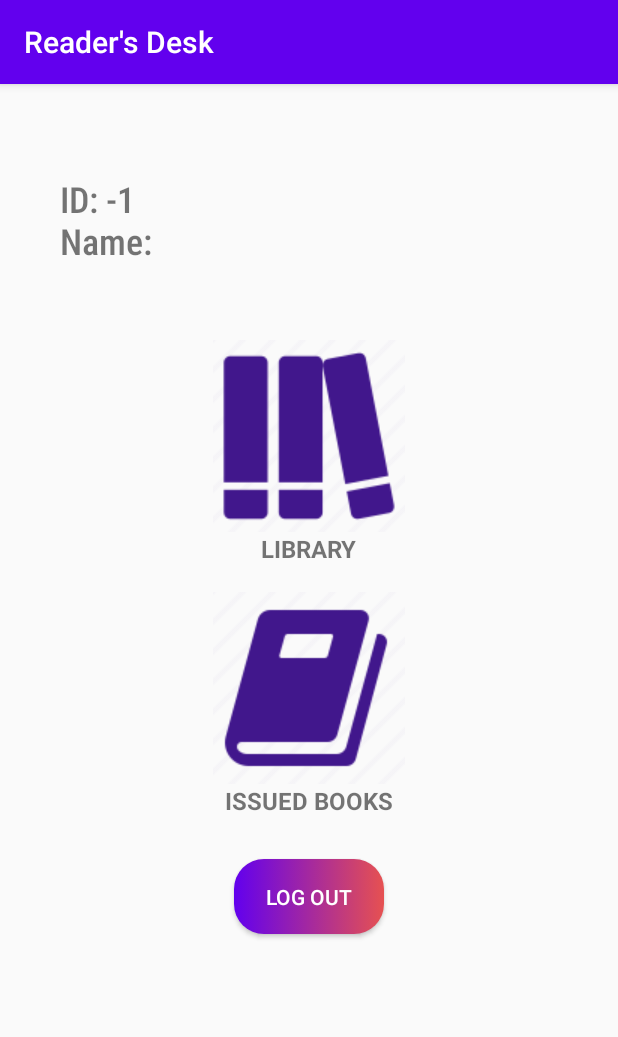
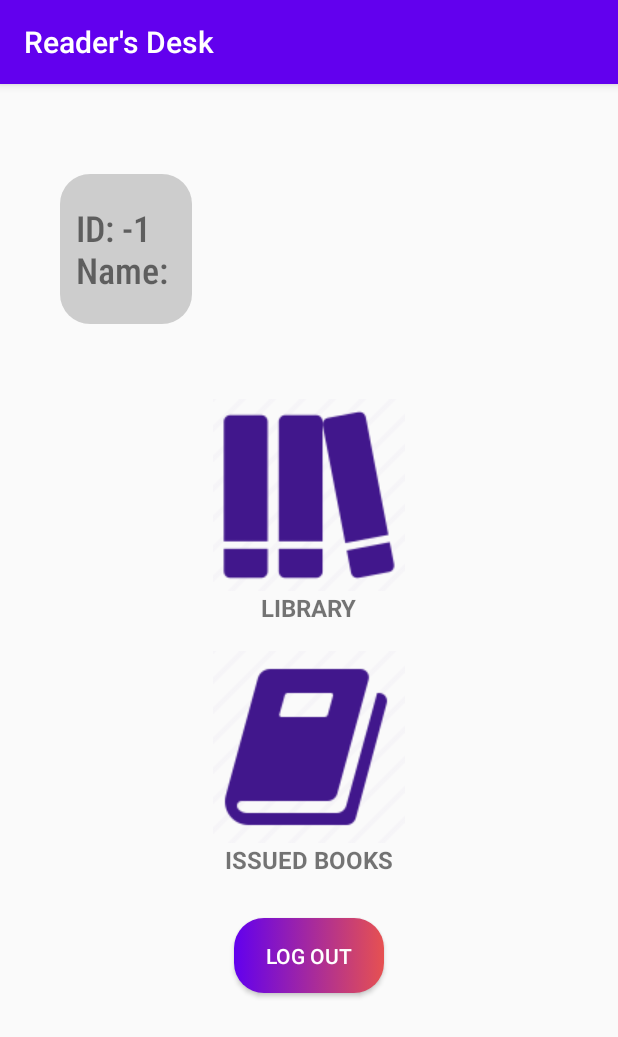
Before and after one commit to yash-601/RevisedLib, an Android app: the MainActivity2 screen opened directly, with no data from a screen before it, on a phone screen of 412 x 824 dp. Shown: the top 1037 px of the screen. Run offline under Robolectric (Android 15) with nearby library versions, the phone set to English and light mode, and no system bars; our stand-ins replace Firebase (no records; nobody signed in at launch, a user with empty details on screens opened directly); 3 statements that could not run were skipped.

Commit message:
All Exception cases fixed Return book func changed show readers added

```diff
--- a/app/src/main/java/com/example/lms/MainActivity2.java
+++ b/app/src/main/java/com/example/lms/MainActivity2.java
@@ -33,7 +33,7 @@ public class MainActivity2 extends AppCompatActivity {
         int id = dbHelper.get_id(mail);
         String name = dbHelper.get_name(id);
 
-        textView.setText( "ID: "+ id +"\n" + "Name: " + name  );
+        textView.setText("  ID: "+ id +"\n" + "  Name: " + name+"  ");
     }
 
     public void btn_logout(View view) {
--- a/app/src/main/res/layout/activity_main2.xml
+++ b/app/src/main/res/layout/activity_main2.xml
@@ -64,11 +64,12 @@
     <TextView
         android:id="@+id/info"
         android:layout_width="wrap_content"
-        android:layout_height="wrap_content"
+        android:layout_height="100dp"
         android:layout_marginTop="20dp"
+        android:background="@drawable/edit_text"
         android:fontFamily="sans-serif-condensed-medium"
-        android:gravity="left"
-        android:text="Name"
+        android:gravity="center_vertical"
+        android:text=" Name "
         android:textSize="24sp" />
 
 </RelativeLayout>
```
Also changed, not shown: 1 other file.
